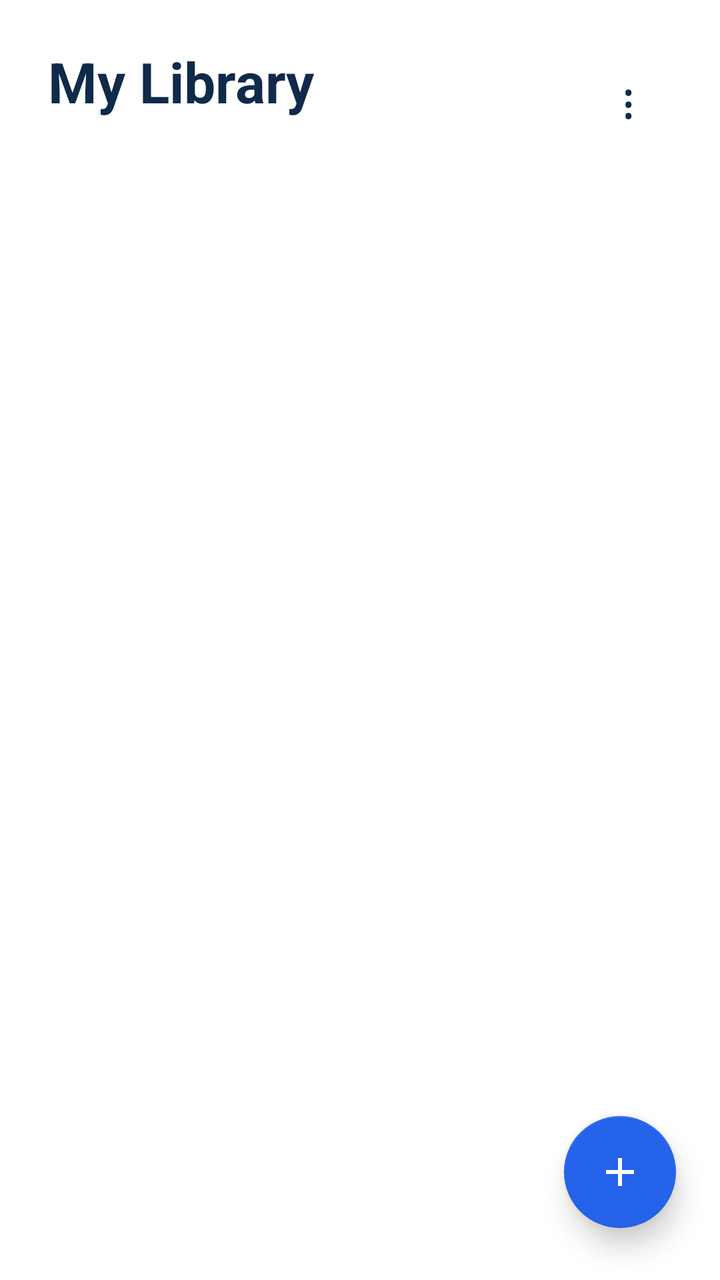
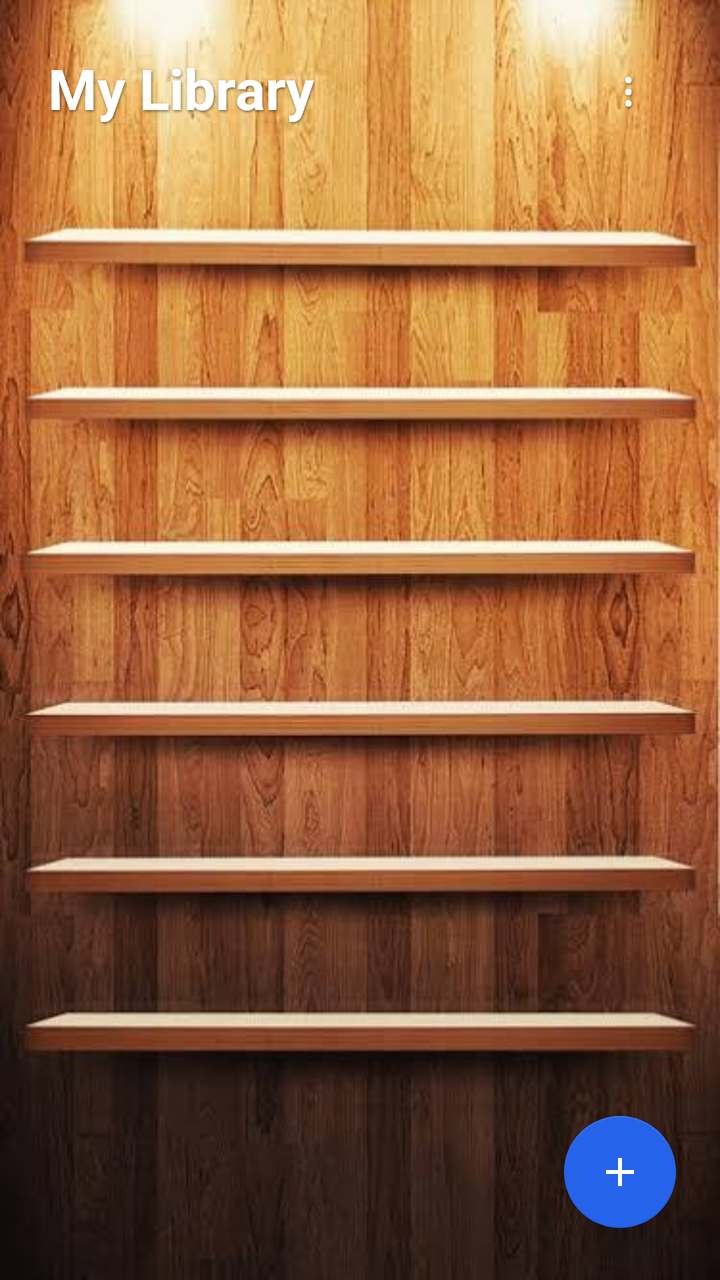

Compare the two renders of this Android layout. The source of the first and the diff that turns it into the second are given below.
<!-- AndroidManifest.xml: application theme Theme.White -->
<!-- res/layout/activity_main.xml -->
<?xml version="1.0" encoding="utf-8"?>
<FrameLayout xmlns:android="http://schemas.android.com/apk/res/android"
    xmlns:app="http://schemas.android.com/apk/res-auto"
    android:id="@+id/rootView"
    android:layout_width="match_parent"
    android:layout_height="match_parent">

    <LinearLayout
        android:layout_width="match_parent"
        android:layout_height="match_parent"
        android:orientation="vertical">

        <LinearLayout
            android:layout_width="match_parent"
            android:layout_height="wrap_content"
            android:orientation="horizontal"
            android:gravity="center_vertical"
            android:paddingStart="24dp"
            android:paddingEnd="24dp"
            android:paddingTop="22dp"
            android:paddingBottom="6dp">

            <LinearLayout
                android:layout_width="0dp"
                android:layout_height="wrap_content"
                android:layout_weight="1"
                android:orientation="vertical">

                <TextView
                    android:layout_width="wrap_content"
                    android:layout_height="wrap_content"
                    android:text="@string/library_title"
                    android:textColor="@color/blue_deep"
                    android:textSize="28sp"
                    android:textStyle="bold" />

                <TextView
                    android:id="@+id/libraryCount"
                    android:layout_width="wrap_content"
                    android:layout_height="wrap_content"
                    android:layout_marginTop="2dp"
                    android:textColor="@color/text_secondary"
                    android:textSize="13sp" />
            </LinearLayout>

            <TextView
                android:id="@+id/menuButton"
                android:layout_width="44dp"
                android:layout_height="44dp"
                android:gravity="center"
                android:text="⋮"
                android:textColor="@color/blue_deep"
                android:textSize="24sp"
                android:background="?attr/selectableItemBackgroundBorderless"
                android:contentDescription="@string/more_options" />
        </LinearLayout>

        <FrameLayout
            android:layout_width="match_parent"
            android:layout_height="0dp"
            android:layout_weight="1">

            <androidx.recyclerview.widget.RecyclerView
                android:id="@+id/bookshelf"
                android:layout_width="match_parent"
                android:layout_height="match_parent"
                android:clipToPadding="false"
                android:overScrollMode="never"
                android:paddingStart="10dp"
                android:paddingEnd="10dp"
                android:paddingTop="6dp"
                android:paddingBottom="112dp"
                android:scrollbars="none" />

            <LinearLayout
                android:id="@+id/emptyState"
                android:layout_width="match_parent"
                android:layout_height="match_parent"
                android:gravity="center"
                android:orientation="vertical"
                android:paddingBottom="80dp"
                android:visibility="gone">

                <ImageView
                    android:layout_width="62dp"
                    android:layout_height="62dp"
                    android:contentDescription="@null"
                    android:src="@drawable/ic_book" />

                <TextView
                    android:layout_width="wrap_content"
                    android:layout_height="wrap_content"
                    android:layout_marginTop="16dp"
                    android:text="@string/empty_title"
                    android:textColor="@color/blue_deep"
                    android:textSize="18sp"
                    android:textStyle="bold" />

                <TextView
                    android:layout_width="wrap_content"
                    android:layout_height="wrap_content"
                    android:layout_marginTop="6dp"
                    android:text="@string/empty_subtitle"
                    android:textColor="@color/text_secondary"
                    android:textSize="14sp" />
            </LinearLayout>
        </FrameLayout>
    </LinearLayout>

    <com.google.android.material.floatingactionbutton.FloatingActionButton
        android:id="@+id/addBookButton"
        android:layout_width="wrap_content"
        android:layout_height="wrap_content"
        android:layout_gravity="bottom|end"
        android:layout_marginEnd="22dp"
        android:layout_marginBottom="26dp"
        android:contentDescription="@string/add_book"
        android:src="@drawable/ic_add"
        app:backgroundTint="@color/blue_primary"
        app:elevation="8dp"
        app:fabSize="normal"
        app:rippleColor="#66FFFFFF"
        app:tint="@color/white" />

    <LinearLayout
        android:id="@+id/importOverlay"
        android:layout_width="match_parent"
        android:layout_height="match_parent"
        android:background="#F2FFFFFF"
        android:clickable="true"
        android:focusable="true"
        android:gravity="center"
        android:orientation="vertical"
        android:visibility="gone">

        <ProgressBar
            android:layout_width="38dp"
            android:layout_height="38dp"
            android:indeterminateTint="@color/blue_primary" />

        <TextView
            android:layout_width="wrap_content"
            android:layout_height="wrap_content"
            android:layout_marginTop="14dp"
            android:text="@string/importing"
            android:textColor="@color/blue_deep"
            android:textSize="14sp" />
    </LinearLayout>

</FrameLayout>
<!-- resources referenced by this layout -->
<resources>
  <color name="blue_deep">#FF0F2A4A</color>
  <color name="blue_primary">#FF2563EB</color>
  <color name="text_secondary">#FF6B7A90</color>
  <color name="white">#FFFFFFFF</color>
  <!-- drawable ic_add (drawable) -->
  <vector xmlns:android="http://schemas.android.com/apk/res/android"
      android:width="24dp"
      android:height="24dp"
      android:viewportWidth="24"
      android:viewportHeight="24"
      android:tint="#FFFFFF">
      <path
          android:fillColor="#FFFFFF"
          android:pathData="M19,13h-6v6h-2v-6H5v-2h6V5h2v6h6v2z" />
  </vector>
  <!-- drawable ic_book (drawable) -->
  <vector xmlns:android="http://schemas.android.com/apk/res/android"
      android:width="24dp"
      android:height="24dp"
      android:viewportWidth="24"
      android:viewportHeight="24">
      <path
          android:fillColor="#93B4E6"
          android:pathData="M18,2H6c-1.1,0 -2,0.9 -2,2v16c0,1.1 0.9,2 2,2h12c1.1,0 2,-0.9 2,-2V4c0,-1.1 -0.9,-2 -2,-2zM6,4h5v8l-2.5,-1.5L6,12V4z" />
  </vector>
  <string name="add_book">Add book</string>
  <string name="empty_subtitle">Tap + to add a book</string>
  <string name="empty_title">Your shelf is empty</string>
  <string name="importing">Opening book…</string>
  <string name="library_title">My Library</string>
  <string name="more_options">More options</string>
  <style name="Theme.White" parent="Theme.MaterialComponents.Light.NoActionBar">
          <item name="colorPrimary">@color/blue_primary</item>
          <item name="colorPrimaryVariant">@color/blue_deep</item>
          <item name="colorOnPrimary">@color/white</item>
          <item name="colorSecondary">@color/blue_mid</item>
          <item name="colorSecondaryVariant">@color/blue_deep</item>
          <item name="colorOnSecondary">@color/white</item>
          <item name="colorSurface">@color/white</item>
          <item name="colorOnSurface">@color/text_primary</item>
          <item name="android:windowBackground">@color/white</item>
          <item name="android:windowNoTitle">true</item>
          <item name="android:statusBarColor">@color/white</item>
          <item name="android:windowLightStatusBar">true</item>
          <item name="android:navigationBarColor">@color/white</item>
          <item name="android:windowLightNavigationBar" tools:targetApi="27">true</item>
          <item name="android:windowActionModeOverlay">true</item>
      </style>
  <color name="blue_mid">#FF1E4E8C</color>
  <color name="text_primary">#FF16233A</color>
</resources>

<!-- the commit's change to res/layout/activity_main.xml (unified diff, before → after) -->
@@ -8,6 +8,7 @@
     <LinearLayout
         android:layout_width="match_parent"
         android:layout_height="match_parent"
+        android:background="@drawable/bg_wood"
         android:orientation="vertical">
 
         <LinearLayout
@@ -30,17 +31,19 @@
                     android:layout_width="wrap_content"
                     android:layout_height="wrap_content"
                     android:text="@string/library_title"
-                    android:textColor="@color/blue_deep"
+                    android:textColor="#FFFFFF"
+                    android:shadowColor="#80000000"
+                    android:shadowDx="1"
+                    android:shadowDy="2"
+                    android:shadowRadius="3"
                     android:textSize="28sp"
                     android:textStyle="bold" />
 
                 <TextView
                     android:id="@+id/libraryCount"
-                    android:layout_width="wrap_content"
-                    android:layout_height="wrap_content"
-                    android:layout_marginTop="2dp"
-                    android:textColor="@color/text_secondary"
-                    android:textSize="13sp" />
+                    android:layout_width="0dp"
+                    android:layout_height="0dp"
+                    android:visibility="gone" />
             </LinearLayout>
 
             <TextView
@@ -49,7 +52,11 @@
                 android:layout_height="44dp"
                 android:gravity="center"
                 android:text="⋮"
-                android:textColor="@color/blue_deep"
+                android:textColor="#FFFFFF"
+                android:shadowColor="#80000000"
+                android:shadowDx="1"
+                android:shadowDy="2"
+                android:shadowRadius="3"
                 android:textSize="24sp"
                 android:background="?attr/selectableItemBackgroundBorderless"
                 android:contentDescription="@string/more_options" />
@@ -92,7 +99,11 @@
                     android:layout_height="wrap_content"
                     android:layout_marginTop="16dp"
                     android:text="@string/empty_title"
-                    android:textColor="@color/blue_deep"
+                    android:textColor="#FFFFFF"
+                    android:shadowColor="#B0000000"
+                    android:shadowDx="1"
+                    android:shadowDy="2"
+                    android:shadowRadius="4"
                     android:textSize="18sp"
                     android:textStyle="bold" />
 
@@ -101,7 +112,11 @@
                     android:layout_height="wrap_content"
                     android:layout_marginTop="6dp"
                     android:text="@string/empty_subtitle"
-                    android:textColor="@color/text_secondary"
+                    android:textColor="#E0FFFFFF"
+                    android:shadowColor="#B0000000"
+                    android:shadowDx="1"
+                    android:shadowDy="2"
+                    android:shadowRadius="3"
                     android:textSize="14sp" />
             </LinearLayout>
         </FrameLayout>
<!-- resource entries referenced after the edit -->
@@ -2,8 +2,8 @@
 <resources>
   <color name="blue_deep">#FF0F2A4A</color>
   <color name="blue_primary">#FF2563EB</color>
-  <color name="text_secondary">#FF6B7A90</color>
   <color name="white">#FFFFFFFF</color>
+  <!-- drawable bg_wood: jpg bitmap (drawable, 41284 bytes) -->
   <!-- drawable ic_add (drawable) -->
   <vector xmlns:android="http://schemas.android.com/apk/res/android"
       android:width="24dp"
